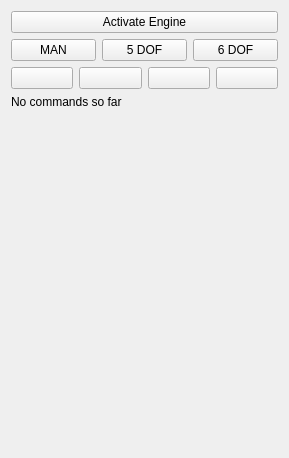
The window that src/ui/uas/UASSkyeControl.ui (skye-git/qgroundcontrol-old) describes before a commit, drawn with Qt 5.
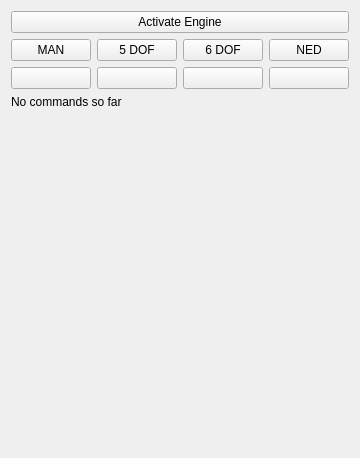
The same window after the commit.

Commit message: Add button for 6DOFI control

Diff of the .ui file:
```diff
--- a/src/ui/uas/UASSkyeControl.ui
+++ b/src/ui/uas/UASSkyeControl.ui
@@ -127,6 +127,13 @@
          </property>
         </widget>
        </item>
+       <item>
+        <widget class="QPushButton" name="stab6dofiControlButton">
+         <property name="text">
+          <string>NED</string>
+         </property>
+        </widget>
+       </item>
       </layout>
      </item>
      <item row="2" column="0">
```
The commit also changes 2 other files.
